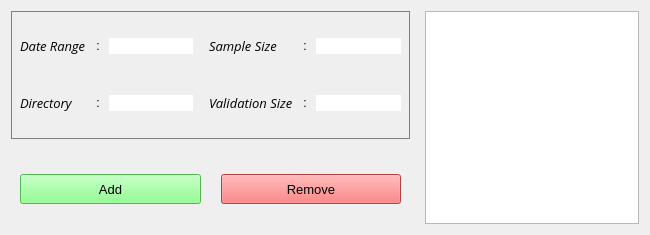
Above: ui/xml/options/first.ui from janoschortmann/abstract-screening before the change. Below: the same form after it.
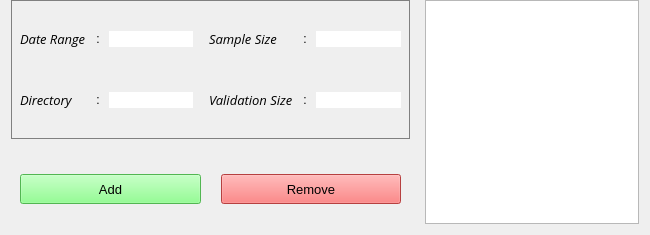
That is the form after the change.

The edit to the form file:
```diff
--- a/ui/xml/options/first.ui
+++ b/ui/xml/options/first.ui
@@ -17,6 +17,9 @@
    <property name="spacing">
     <number>15</number>
    </property>
+   <property name="topMargin">
+    <number>0</number>
+   </property>
    <item>
     <layout class="QVBoxLayout" name="variables">
      <property name="sizeConstraint">
```
